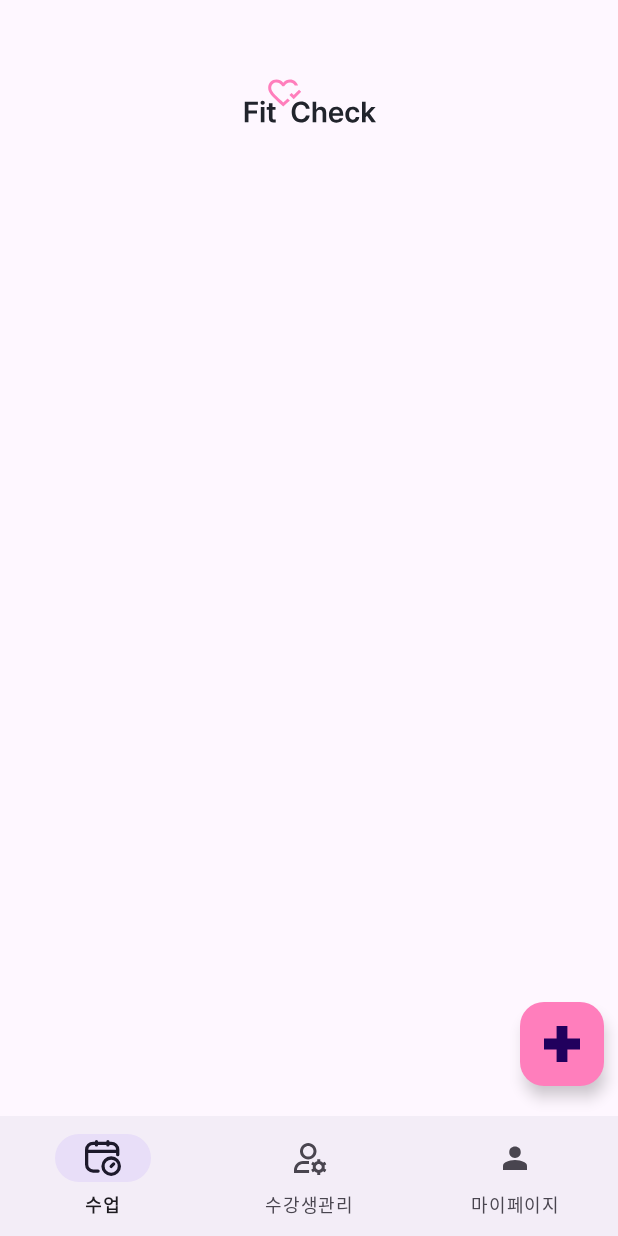
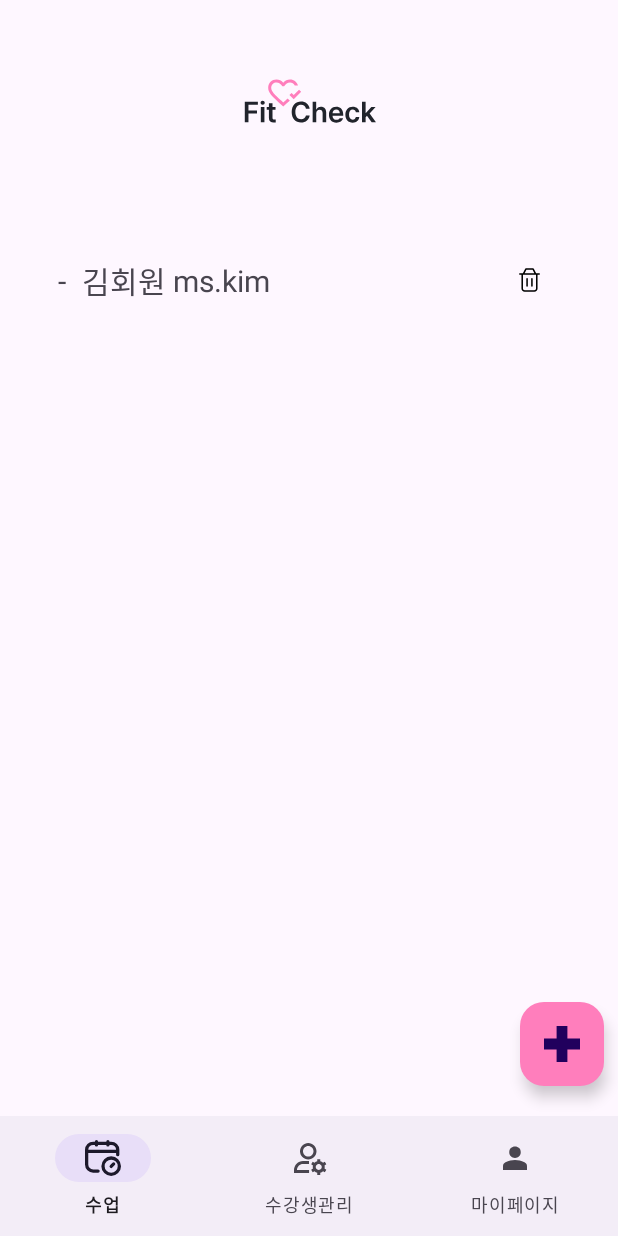
Before and after one commit to MobileFitCheckApp/merge, an Android app: the fragment ManageFragment placed in its activity, on a phone screen of 412 x 824 dp. Run offline under Robolectric (Android 15) with nearby library versions, the light colour scheme and no system bars; our stand-ins replace Volley; 1 statement that could not run was skipped.

Commit message:
fix: 찐 마무리

```diff
--- a/app/src/main/java/isy/mjc/fitcheckapp_1/ManageFragment.java
+++ b/app/src/main/java/isy/mjc/fitcheckapp_1/ManageFragment.java
@@ -35,7 +35,7 @@ public class ManageFragment extends Fragment {
     private static final String ARG_PARAM2 = "param2";
 
     // TODO: Rename and change types of parameters
-    private String uesrID;
+    String uesrID;
 
     public ManageFragment() {
         // Required empty public constructor
@@ -79,8 +79,10 @@ public class ManageFragment extends Fragment {
         ListView listview = view.findViewById(R.id.managelist);
         ManageListAdapter adapter = new ManageListAdapter();
 
-       // adapter.addItem(new ManageListItem("김회원","ms.kim"));
-       // listview.setAdapter(adapter);
+        Log.d("dd","유저 아이디"+uesrID);
+        //아이디는 넘겨받았지만 ,,, 코드가 아니라 미쓰..
+        adapter.addItem(new ManageListItem("김회원","ms.kim"));
+        listview.setAdapter(adapter);
 
         AlertDialog.Builder dlg = new AlertDialog.Builder(getActivity());
         View dialogView = inflater.inflate(R.layout.dialog_addmem, container, false);
--- a/app/src/main/java/isy/mjc/fitcheckapp_1/ManageListAdapter.java
+++ b/app/src/main/java/isy/mjc/fitcheckapp_1/ManageListAdapter.java
@@ -44,8 +44,6 @@ public class ManageListAdapter extends BaseAdapter {
             LayoutInflater inflater = (LayoutInflater) context.getSystemService(Context.LAYOUT_INFLATER_SERVICE);
             convertView = inflater.inflate(R.layout.item_manage_member, parent, false);
         }
-
-
         //화면에 보여질 데이터를 참조합니다.
         TextView memName = convertView.findViewById(R.id.memName);
         TextView memID = convertView.findViewById(R.id.memID);
@@ -58,14 +56,11 @@ public class ManageListAdapter extends BaseAdapter {
                 notifyDataSetChanged(); // 어댑터에 변경을 알림
             }
         });
-
         //데이터를 set해줍니다.
         memName.setText(listItem.getMemName());
         memID.setText(listItem.getMemID());
-
         return convertView;
     }
-
     public void addItem(ManageListItem item) {
         items.add(item);
     }
```
